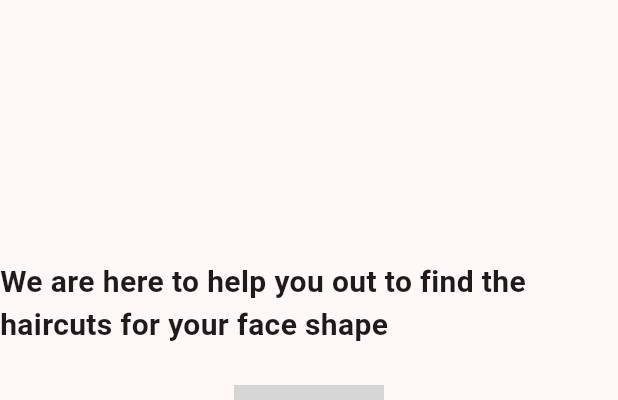
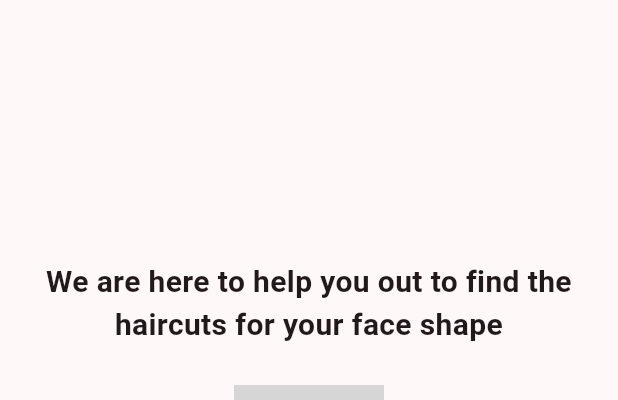
Before and after one commit to Somnathumapathi/StyleAdvisor, a Flutter app: the screen it shows after launch, on a phone screen of 412 x 824 dp, the part 84-484 px from its top. Run offline on Flutter 3.47's test engine with Material 3 defaults, Android fonts, the light colour scheme and no system bars; our stand-ins replace camera, dio; missing offline and left inert: neopop, tflite; network calls fail; grey boxes are pictures that could not be loaded.

Commit message:
Bug fixes and changes

```diff
--- a/assets/labels.txt
+++ b/assets/labels.txt
@@ -1,4 +1,4 @@
 0 Square
-1 Heart
+1 Oval
 2 Round
-3 Oval
+3 Heart
--- a/lib/main.dart
+++ b/lib/main.dart
@@ -1,6 +1,7 @@
 import 'dart:io';
 
 import 'package:camera/camera.dart';
+import 'package:flutter/foundation.dart';
 import 'package:flutter/material.dart';
 import 'package:flutter/services.dart';
 import 'package:neopop/widgets/buttons/neopop_button/neopop_button.dart';
@@ -77,7 +78,8 @@ class _MyHomePageState extends State<MyHomePage> {
   Gender _gender = Gender.male;
 
   loadInitCamera() {
-    _cameraController = CameraController(cameras![1], ResolutionPreset.medium);
+    final cI = kIsWeb ? 0 : 1;
+    _cameraController = CameraController(cameras![cI], ResolutionPreset.medium);
     _cameraController.initialize().then((_) {
       if (!mounted) {
         return;
@@ -148,14 +150,23 @@ class _MyHomePageState extends State<MyHomePage> {
                                 child: CircularProgressIndicator())
                           ])
                         : Center(
-                            child: AspectRatio(
-                              aspectRatio: 10 / 15,
-                              child: Container(
-                                // height: scHeight - 200,
-                                // width: scWidth - 10,
-                                child: CameraPreview(_cameraController),
+                            child: Stack(children: [
+                              AspectRatio(
+                                aspectRatio: kIsWeb ? (16 / 6) : (10 / 15),
+                                child: Container(
+                                  // height: scHeight - 200,
+                                  // width: scWidth - 10,
+                                  child: CameraPreview(_cameraController),
+                                ),
                               ),
-                            ),
+                              Positioned(
+                                bottom: scWidth / 6,
+                                child: Image.asset(
+                                  'assets/faceScan.png',
+                                  color: Colors.white,
+                                ),
+                              )
+                            ]),
                           ),
                     if (isLoading == false)
                       Positioned(
@@ -191,6 +202,7 @@ class _MyHomePageState extends State<MyHomePage> {
               children: [
                 Text(
                   'We are here to help you out to find the haircuts for your face shape',
+                  textAlign: TextAlign.center,
                   style: TextStyle(fontSize: 20, fontWeight: FontWeight.bold),
                 ),
                 SizedBox(
--- a/lib/screens/resultsScreen.dart
+++ b/lib/screens/resultsScreen.dart
@@ -42,6 +42,7 @@ class _ResultScreenState extends State<ResultScreen> {
   fetchRecommendations() async {
     haircuts = await RecommendationServices.getRecommendations(
         gen: widget.gen, shape: widget.result);
+    if (haircuts == null) getList();
     setState(() {});
   }
 
```
Also changed, not shown: lib/data/haircut.dart (+48 -24 lines), assets/faceScan.png (added), 1 other file.
